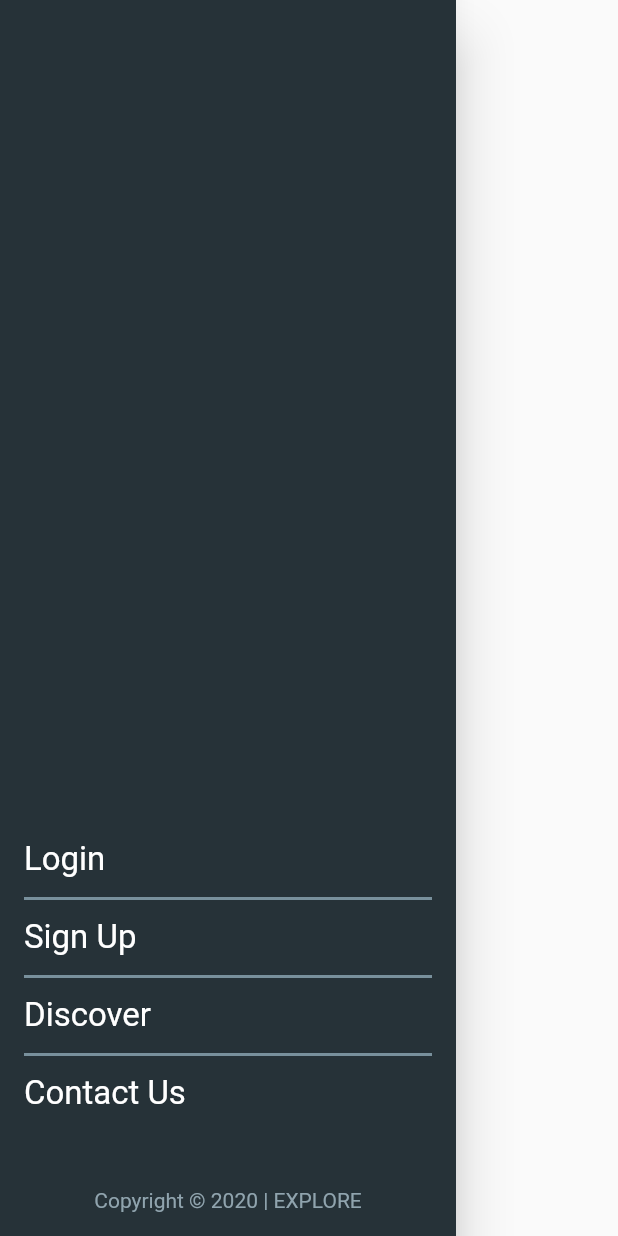
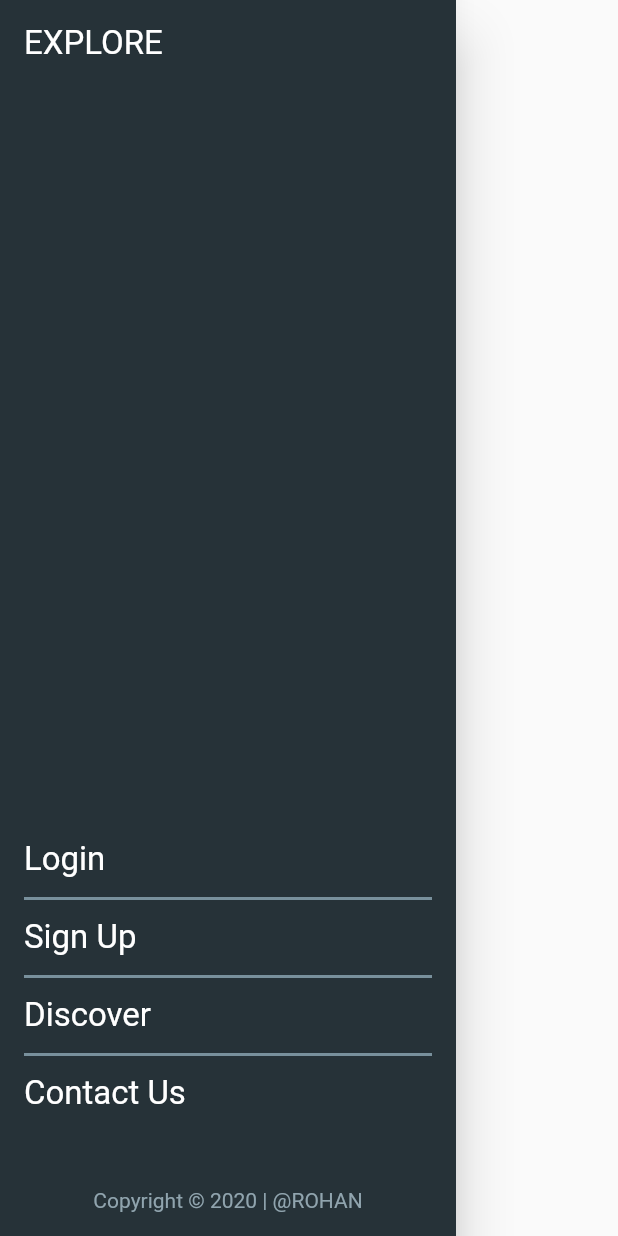
Before and after one commit to rohan165-boop/web_page, a Flutter app: the ExploreDrawer widget shown alone on an empty page, opened directly, on a phone screen of 412 x 824 dp. Run offline on Flutter 3.47's test engine with Material 2 defaults, Android fonts, the phone set to English and light mode, and no system bars; our stand-ins replace carousel_slider.

Commit message:
some changes

```diff
--- a/lib/explore_basic/widgets/explore_drawer.dart
+++ b/lib/explore_basic/widgets/explore_drawer.dart
@@ -16,6 +16,10 @@ class ExploreDrawer extends StatelessWidget {
             crossAxisAlignment: CrossAxisAlignment.start,
             mainAxisAlignment: MainAxisAlignment.start,
             children: [
+              const Text(
+                'EXPLORE',
+                style: TextStyle(color: Colors.white, fontSize: 22),
+              ),
               const Spacer(),
               InkWell(
                 onTap: () {},
@@ -72,7 +76,7 @@ class ExploreDrawer extends StatelessWidget {
               Align(
                 alignment: Alignment.bottomCenter,
                 child: Text(
-                  'Copyright © 2020 | EXPLORE',
+                  'Copyright © 2020 | @ROHAN',
                   style: TextStyle(
                     color: Colors.blueGrey.shade300,
                     fontSize: 14,
```
